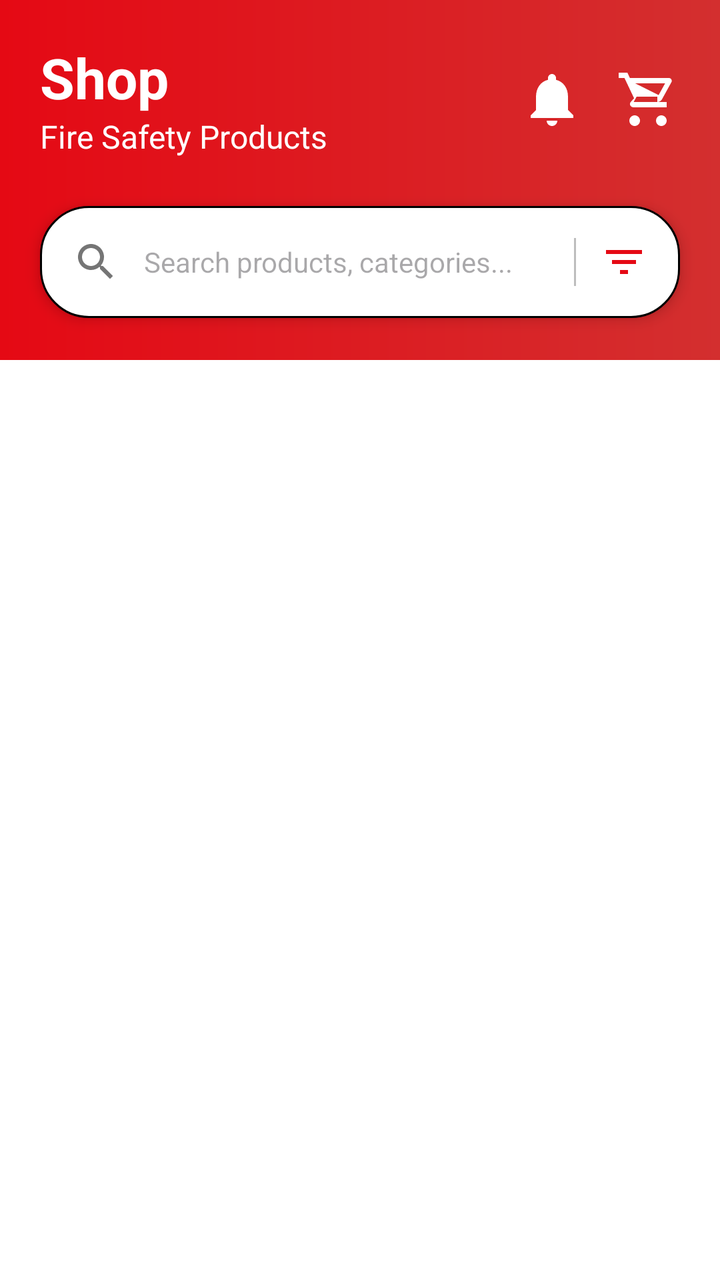
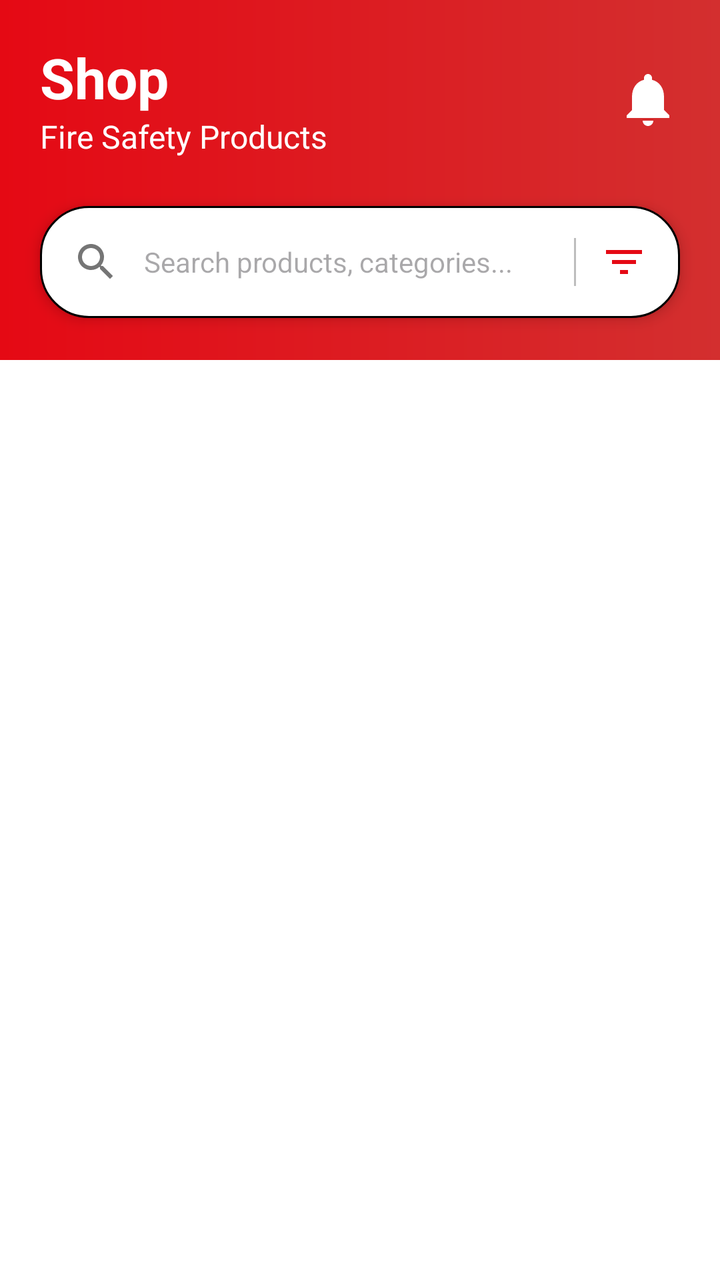

Compare the two renders of this Android layout. The source of the first and the diff that turns it into the second are given below.
<!-- AndroidManifest.xml: application theme Theme.FlamePro -->
<!-- res/layout/fragment_shop.xml -->
<?xml version="1.0" encoding="utf-8"?>
<androidx.constraintlayout.widget.ConstraintLayout xmlns:android="http://schemas.android.com/apk/res/android"
    xmlns:app="http://schemas.android.com/apk/res-auto"
    xmlns:tools="http://schemas.android.com/tools"
    android:layout_width="match_parent"
    android:layout_height="match_parent"
    android:background="@color/white">

    
    <View
        android:id="@+id/headerBackground"
        android:layout_width="match_parent"
        android:layout_height="180dp"
        android:background="@drawable/shop_header_gradient"
        app:layout_constraintTop_toTopOf="parent" />

    <TextView
        android:id="@+id/tvShopTitle"
        android:layout_width="wrap_content"
        android:layout_height="wrap_content"
        android:layout_marginStart="20dp"
        android:layout_marginTop="20dp"
        android:text="@string/shop_title"
        android:textColor="@color/white"
        android:textSize="28sp"
        android:textStyle="bold"
        app:layout_constraintStart_toStartOf="parent"
        app:layout_constraintTop_toTopOf="parent" />

    <TextView
        android:id="@+id/tvShopSubtitle"
        android:layout_width="wrap_content"
        android:layout_height="wrap_content"
        android:text="@string/fire_safety_products"
        android:textColor="@color/white"
        android:textSize="16sp"
        app:layout_constraintStart_toStartOf="@id/tvShopTitle"
        app:layout_constraintTop_toBottomOf="@id/tvShopTitle" />

    <androidx.constraintlayout.widget.ConstraintLayout
        android:id="@+id/notificationLayout"
        android:layout_width="wrap_content"
        android:layout_height="wrap_content"
        android:layout_marginEnd="16dp"
        app:layout_constraintBottom_toBottomOf="@id/cartIconLayout"
        app:layout_constraintEnd_toStartOf="@id/cartIconLayout"
        app:layout_constraintTop_toTopOf="@id/cartIconLayout">

        <ImageView
            android:layout_width="32dp"
            android:layout_height="32dp"
            android:contentDescription="@string/notifications"
            android:src="@drawable/ic_notification_bell"
            app:layout_constraintBottom_toBottomOf="parent"
            app:layout_constraintEnd_toEndOf="parent"
            app:layout_constraintStart_toStartOf="parent"
            app:layout_constraintTop_toTopOf="parent"
            app:tint="@color/white" />

        <TextView
            android:id="@+id/tvNotificationBadge"
            android:layout_width="16dp"
            android:layout_height="16dp"
            android:background="@drawable/badge_circle"
            android:backgroundTint="@color/white"
            android:gravity="center"
            android:text="1"
            android:textColor="@color/brand_red"
            android:textSize="9sp"
            android:textStyle="bold"
            android:visibility="gone"
            app:layout_constraintEnd_toEndOf="parent"
            app:layout_constraintTop_toTopOf="parent" />
    </androidx.constraintlayout.widget.ConstraintLayout>

    <androidx.constraintlayout.widget.ConstraintLayout
        android:id="@+id/cartIconLayout"
        android:layout_width="wrap_content"
        android:layout_height="wrap_content"
        android:layout_marginEnd="20dp"
        app:layout_constraintBottom_toBottomOf="@id/tvShopSubtitle"
        app:layout_constraintEnd_toEndOf="parent"
        app:layout_constraintTop_toTopOf="@id/tvShopTitle">

        <ImageView
            android:layout_width="32dp"
            android:layout_height="32dp"
            android:contentDescription="@string/cart"
            android:src="@drawable/nav_cart"
            app:layout_constraintBottom_toBottomOf="parent"
            app:layout_constraintEnd_toEndOf="parent"
            app:layout_constraintStart_toStartOf="parent"
            app:layout_constraintTop_toTopOf="parent"
            app:tint="@color/white" />

        <TextView
            android:id="@+id/tvCartBadge"
            android:layout_width="18dp"
            android:layout_height="18dp"
            android:background="@drawable/badge_circle"
            android:backgroundTint="@color/white"
            android:gravity="center"
            android:text="0"
            android:textColor="@color/brand_red"
            android:textSize="10sp"
            android:textStyle="bold"
            android:visibility="gone"
            app:layout_constraintEnd_toEndOf="parent"
            app:layout_constraintTop_toTopOf="parent" />
    </androidx.constraintlayout.widget.ConstraintLayout>

    
    <LinearLayout
        android:id="@+id/searchBar"
        android:layout_width="match_parent"
        android:layout_height="56dp"
        android:layout_marginHorizontal="20dp"
        android:layout_marginTop="24dp"
        android:background="@drawable/search_bar_bg"
        android:elevation="4dp"
        android:gravity="center_vertical"
        android:orientation="horizontal"
        android:paddingHorizontal="16dp"
        app:layout_constraintTop_toBottomOf="@id/tvShopSubtitle">

        <ImageView
            android:layout_width="24dp"
            android:layout_height="24dp"
            android:src="@drawable/ic_search"
            app:tint="@color/text_gray" />

        <EditText
            android:layout_width="0dp"
            android:layout_height="match_parent"
            android:layout_weight="1"
            android:background="@null"
            android:hint="@string/search_hint"
            android:inputType="text"
            android:paddingHorizontal="12dp"
            android:textSize="14sp" />

        <View
            android:layout_width="1dp"
            android:layout_height="24dp"
            android:background="@color/divider_gray" />

        <ImageView
            android:id="@+id/ivFilter"
            android:layout_width="24dp"
            android:layout_height="24dp"
            android:layout_marginStart="12dp"
            android:src="@drawable/ic_filter"
            app:tint="@color/brand_red" />
    </LinearLayout>

    <androidx.core.widget.NestedScrollView
        android:layout_width="match_parent"
        android:layout_height="0dp"
        android:fillViewport="true"
        app:layout_constraintBottom_toBottomOf="parent"
        app:layout_constraintTop_toBottomOf="@id/headerBackground">

        <LinearLayout
            android:layout_width="match_parent"
            android:layout_height="wrap_content"
            android:orientation="vertical"
            android:paddingTop="40dp">

            
            <androidx.recyclerview.widget.RecyclerView
                android:id="@+id/rvProducts"
                android:layout_width="match_parent"
                android:layout_height="wrap_content"
                android:clipToPadding="false"
                android:paddingHorizontal="12dp"
                app:layoutManager="androidx.recyclerview.widget.GridLayoutManager"
                app:spanCount="2"
                tools:listitem="@layout/item_product" />

        </LinearLayout>
    </androidx.core.widget.NestedScrollView>

    
    <FrameLayout
        android:id="@+id/flCartAnim"
        android:layout_width="80dp"
        android:layout_height="80dp"
        android:visibility="gone"
        app:layout_constraintTop_toTopOf="parent"
        app:layout_constraintBottom_toBottomOf="parent"
        app:layout_constraintStart_toStartOf="parent"
        app:layout_constraintEnd_toEndOf="parent">

        <ImageView
            android:layout_width="match_parent"
            android:layout_height="match_parent"
            android:src="@drawable/cart_anim_circle" />

        <ImageView
            android:layout_width="40dp"
            android:layout_height="40dp"
            android:layout_gravity="center"
            android:src="@drawable/nav_cart"
            app:tint="@color/white" />
    </FrameLayout>

</androidx.constraintlayout.widget.ConstraintLayout>
<!-- res/layout/item_product.xml (included above) -->
<?xml version="1.0" encoding="utf-8"?>
<com.google.android.material.card.MaterialCardView xmlns:android="http://schemas.android.com/apk/res/android"
    xmlns:app="http://schemas.android.com/apk/res-auto"
    android:layout_width="match_parent"
    android:layout_height="wrap_content"
    android:layout_margin="6dp"
    app:cardCornerRadius="12dp"
    app:cardElevation="2dp"
    app:strokeColor="@color/black"
    app:strokeWidth="1dp">

    <androidx.constraintlayout.widget.ConstraintLayout
        android:layout_width="match_parent"
        android:layout_height="wrap_content"
        android:padding="10dp">

        <ImageView
            android:id="@+id/ivProductImage"
            android:layout_width="0dp"
            android:layout_height="115dp"
            android:scaleType="fitCenter"
            android:src="@drawable/logo"
            android:contentDescription="@null"
            app:layout_constraintEnd_toEndOf="parent"
            app:layout_constraintStart_toStartOf="parent"
            app:layout_constraintTop_toTopOf="parent" />

        <TextView
            android:id="@+id/tvProductName"
            android:layout_width="0dp"
            android:layout_height="wrap_content"
            android:layout_marginTop="8dp"
            android:ellipsize="end"
            android:maxLines="1"
            android:text="@string/art_foam"
            android:textColor="@color/black"
            android:textSize="14sp"
            android:textStyle="normal"
            app:layout_constraintEnd_toEndOf="parent"
            app:layout_constraintStart_toStartOf="parent"
            app:layout_constraintTop_toBottomOf="@id/ivProductImage" />

        <TextView
            android:id="@+id/tvProductPrice"
            android:layout_width="wrap_content"
            android:layout_height="wrap_content"
            android:text="$49.99"
            android:textColor="@color/brand_red"
            android:textSize="16sp"
            android:textStyle="bold"
            app:layout_constraintStart_toStartOf="parent"
            app:layout_constraintTop_toBottomOf="@id/tvProductName" />

        <LinearLayout
            android:id="@+id/ratingLayout"
            android:layout_width="wrap_content"
            android:layout_height="wrap_content"
            android:layout_marginTop="2dp"
            android:gravity="center_vertical"
            android:orientation="horizontal"
            app:layout_constraintStart_toStartOf="parent"
            app:layout_constraintTop_toBottomOf="@id/tvProductPrice">

            <ImageView
                android:layout_width="12dp"
                android:layout_height="12dp"
                android:src="@drawable/ic_star"
                android:contentDescription="@null"
                app:tint="@color/rating_gold" />

            <TextView
                android:id="@+id/tvReviewCount"
                android:layout_width="wrap_content"
                android:layout_height="wrap_content"
                android:layout_marginStart="4dp"
                android:text="(12)"
                android:textColor="@color/text_gray"
                android:textSize="11sp" />
        </LinearLayout>

        <LinearLayout
            android:layout_width="match_parent"
            android:layout_height="38dp"
            android:layout_marginTop="8dp"
            android:orientation="horizontal"
            app:layout_constraintTop_toBottomOf="@id/ratingLayout">

            <com.google.android.material.button.MaterialButton
                android:id="@+id/btnBuyNow"
                style="@style/Widget.MaterialComponents.Button.OutlinedButton"
                android:layout_width="0dp"
                android:layout_height="match_parent"
                android:layout_weight="1"
                android:layout_marginEnd="3dp"
                android:insetTop="0dp"
                android:insetBottom="0dp"
                android:paddingLeft="2dp"
                android:paddingRight="2dp"
                android:text="@string/buy_caps"
                android:textAllCaps="true"
                android:textColor="@color/brand_red"
                android:textSize="10sp"
                android:textStyle="bold"
                app:cornerRadius="6dp"
                app:strokeColor="@color/brand_red" />

            <com.google.android.material.button.MaterialButton
                android:id="@+id/btnAddToCart"
                android:layout_width="0dp"
                android:layout_height="match_parent"
                android:layout_weight="1.6"
                android:layout_marginStart="3dp"
                android:backgroundTint="@color/brand_red"
                android:insetTop="0dp"
                android:insetBottom="0dp"
                android:paddingLeft="2dp"
                android:paddingRight="2dp"
                android:text="@string/cart_caps"
                android:textAllCaps="false"
                android:textColor="@color/white"
                android:textSize="9sp"
                android:textStyle="bold"
                app:cornerRadius="6dp" />

        </LinearLayout>

    </androidx.constraintlayout.widget.ConstraintLayout>
</com.google.android.material.card.MaterialCardView>
<!-- resources referenced by this layout -->
<resources>
  <color name="black">#FF000000</color>
  <color name="brand_red">#E50914</color>
  <color name="divider_gray">#BDBDBD</color>
  <color name="rating_gold">#FFD700</color>
  <color name="text_gray">#757575</color>
  <color name="white">#FFFFFFFF</color>
  <!-- drawable badge_circle (drawable) -->
  <?xml version="1.0" encoding="utf-8"?>
  <shape xmlns:android="http://schemas.android.com/apk/res/android"
      android:shape="oval">
      <solid android:color="@color/brand_red" />
  </shape>
  <!-- drawable cart_anim_circle (drawable) -->
  <?xml version="1.0" encoding="utf-8"?>
  <shape xmlns:android="http://schemas.android.com/apk/res/android"
      android:shape="oval">
      <solid android:color="@color/brand_red" />
      <size android:width="40dp" android:height="40dp" />
  </shape>
  <!-- drawable ic_filter (drawable) -->
  <vector xmlns:android="http://schemas.android.com/apk/res/android"
      android:width="24dp"
      android:height="24dp"
      android:viewportWidth="24"
      android:viewportHeight="24">
      <path
          android:fillColor="#000000"
          android:pathData="M10,18h4v-2h-4v2zM3,6v2h18V6L3,6zM6,13h12v-2H6v2z"/>
  </vector>
  <!-- drawable ic_notification_bell (drawable) -->
  <vector xmlns:android="http://schemas.android.com/apk/res/android"
      android:width="24dp"
      android:height="24dp"
      android:viewportWidth="24"
      android:viewportHeight="24">
      <path
          android:fillColor="#FF000000"
          android:pathData="M12,22c1.1,0,2-0.9,2-2h-4c0,1.1,0.9,2,2,2zM18,16v-5c0-3.07-1.63-5.64-4.5-6.32V4c0-0.83-0.67-1.5-1.5-1.5s-1.5,0.67-1.5,1.5v0.68C7.64,5.36,6,7.92,6,11v5l-2,2v1h16v-1l-2-2z"/>
  </vector>
  <!-- drawable ic_search (drawable) -->
  <vector xmlns:android="http://schemas.android.com/apk/res/android"
      android:width="24dp"
      android:height="24dp"
      android:viewportWidth="24"
      android:viewportHeight="24">
      <path
          android:fillColor="#000000"
          android:pathData="M15.5,14h-0.79l-0.28-0.27C15.41,12.59,16,11.11,16,9.5C16,5.91,13.09,3,9.5,3S3,5.91,3,9.5S5.91,16,9.5,16c1.61,0,3.09-0.59,4.23-1.57l0.27,0.28v0.79l5,4.99L20.49,19l-4.99-5.zM9.5,14C7.01,14,5,11.99,5,9.5S7.01,5,9.5,5S14,7.01,14,9.5S11.99,14,9.5,14z"/>
  </vector>
  <!-- drawable ic_star (drawable) -->
  <vector xmlns:android="http://schemas.android.com/apk/res/android"
      android:width="24dp"
      android:height="24dp"
      android:viewportWidth="24"
      android:viewportHeight="24">
      <path
          android:fillColor="#FFD700"
          android:pathData="M12,17.27L18.18,21l-1.64-7.03L22,9.24l-7.19-0.61L12,2L9.19,8.63L2,9.24l5.46,4.73L5.82,21z"/>
  </vector>
  <!-- drawable search_bar_bg (drawable) -->
  <shape xmlns:android="http://schemas.android.com/apk/res/android">
      <solid android:color="@color/white"/>
      <corners android:radius="24dp"/>
      <stroke android:width="1dp" android:color="@color/black" />
  </shape>
  <!-- drawable shop_header_gradient (drawable) -->
  <shape xmlns:android="http://schemas.android.com/apk/res/android">
      <gradient
          android:startColor="@color/brand_red"
          android:endColor="@color/shop_header_red"
          android:angle="0"/>
  </shape>
  <string name="art_foam">Art Foam</string>
  <string name="buy_caps">BUY</string>
  <string name="cart">Cart</string>
  <string name="cart_caps">Add to Cart</string>
  <string name="fire_safety_products">Fire Safety Products</string>
  <string name="notifications">Notifications</string>
  <string name="search_hint">Search products, categories...</string>
  <string name="shop_title">Shop</string>
  <style name="Theme.FlamePro" parent="Base.Theme.FlamePro" />
  <color name="shop_header_red">#D32F2F</color>
  <style name="Base.Theme.FlamePro" parent="Theme.Material3.DayNight.NoActionBar">
          
          <item name="android:statusBarColor">@android:color/transparent</item>
          <item name="android:navigationBarColor">@android:color/transparent</item>
          <item name="android:windowLightStatusBar" tools:targetApi="m">true</item>
      </style>
  <!-- unchanged entries left out for length: 2 -->
</resources>

<!-- the commit's change to res/layout/fragment_shop.xml (unified diff, before → after) -->
@@ -41,10 +41,10 @@
         android:id="@+id/notificationLayout"
         android:layout_width="wrap_content"
         android:layout_height="wrap_content"
-        android:layout_marginEnd="16dp"
-        app:layout_constraintBottom_toBottomOf="@id/cartIconLayout"
-        app:layout_constraintEnd_toStartOf="@id/cartIconLayout"
-        app:layout_constraintTop_toTopOf="@id/cartIconLayout">
+        android:layout_marginEnd="20dp"
+        app:layout_constraintBottom_toBottomOf="@id/tvShopSubtitle"
+        app:layout_constraintEnd_toEndOf="parent"
+        app:layout_constraintTop_toTopOf="@id/tvShopTitle">
 
         <ImageView
             android:layout_width="32dp"
@@ -67,42 +67,6 @@
             android:text="1"
             android:textColor="@color/brand_red"
             android:textSize="9sp"
-            android:textStyle="bold"
-            android:visibility="gone"
-            app:layout_constraintEnd_toEndOf="parent"
-            app:layout_constraintTop_toTopOf="parent" />
-    </androidx.constraintlayout.widget.ConstraintLayout>
-
-    <androidx.constraintlayout.widget.ConstraintLayout
-        android:id="@+id/cartIconLayout"
-        android:layout_width="wrap_content"
-        android:layout_height="wrap_content"
-        android:layout_marginEnd="20dp"
-        app:layout_constraintBottom_toBottomOf="@id/tvShopSubtitle"
-        app:layout_constraintEnd_toEndOf="parent"
-        app:layout_constraintTop_toTopOf="@id/tvShopTitle">
-
-        <ImageView
-            android:layout_width="32dp"
-            android:layout_height="32dp"
-            android:contentDescription="@string/cart"
-            android:src="@drawable/nav_cart"
-            app:layout_constraintBottom_toBottomOf="parent"
-            app:layout_constraintEnd_toEndOf="parent"
-            app:layout_constraintStart_toStartOf="parent"
-            app:layout_constraintTop_toTopOf="parent"
-            app:tint="@color/white" />
-
-        <TextView
-            android:id="@+id/tvCartBadge"
-            android:layout_width="18dp"
-            android:layout_height="18dp"
-            android:background="@drawable/badge_circle"
-            android:backgroundTint="@color/white"
-            android:gravity="center"
-            android:text="0"
-            android:textColor="@color/brand_red"
-            android:textSize="10sp"
             android:textStyle="bold"
             android:visibility="gone"
             app:layout_constraintEnd_toEndOf="parent"
<!-- resource entries referenced after the edit -->
@@ -74,7 +74,6 @@
   </shape>
   <string name="art_foam">Art Foam</string>
   <string name="buy_caps">BUY</string>
-  <string name="cart">Cart</string>
   <string name="cart_caps">Add to Cart</string>
   <string name="fire_safety_products">Fire Safety Products</string>
   <string name="notifications">Notifications</string>
